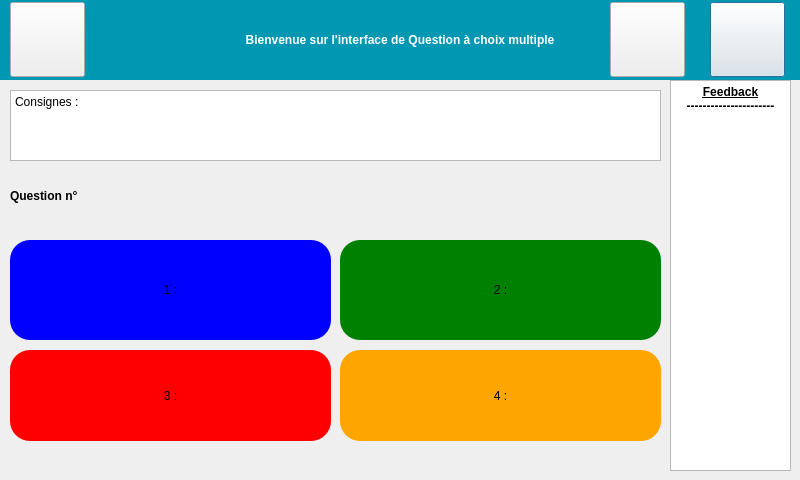
Old version of the form InterfaceEleve/interfaceqcm.ui in the repository Sam-Depardieu/Labo-de-langue.
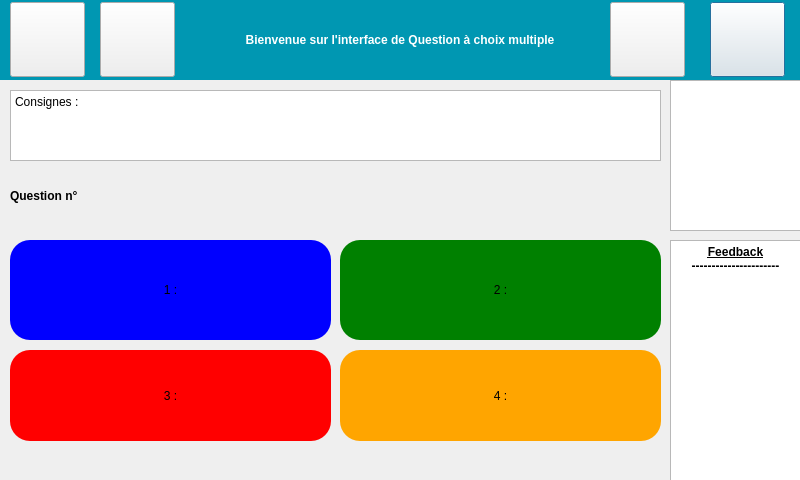
New version of the form.

What changed in the file:
```diff
--- a/InterfaceEleve/interfaceqcm.ui
+++ b/InterfaceEleve/interfaceqcm.ui
@@ -198,9 +198,9 @@
    <property name="geometry">
     <rect>
      <x>670</x>
-     <y>80</y>
-     <width>121</width>
-     <height>391</height>
+     <y>240</y>
+     <width>131</width>
+     <height>241</height>
     </rect>
    </property>
    <property name="html">
@@ -216,6 +216,42 @@
 &lt;p style=&quot;-qt-paragraph-type:empty; margin-top:0px; margin-bottom:0px; margin-left:0px; margin-right:0px; -qt-block-indent:0; text-indent:0px; font-weight:700;&quot;&gt;&lt;br /&gt;&lt;/p&gt;&lt;/body&gt;&lt;/html&gt;</string>
    </property>
   </widget>
+  <widget class="QPushButton" name="pushButtonSoumettre">
+   <property name="geometry">
+    <rect>
+     <x>100</x>
+     <y>2</y>
+     <width>75</width>
+     <height>75</height>
+    </rect>
+   </property>
+   <property name="styleSheet">
+    <string notr="true"/>
+   </property>
+   <property name="text">
+    <string/>
+   </property>
+  </widget>
+  <widget class="QTextEdit" name="textEditAffichageQuestion">
+   <property name="geometry">
+    <rect>
+     <x>670</x>
+     <y>80</y>
+     <width>131</width>
+     <height>151</height>
+    </rect>
+   </property>
+   <property name="html">
+    <string>&lt;!DOCTYPE HTML PUBLIC &quot;-//W3C//DTD HTML 4.0//EN&quot; &quot;http://www.w3.org/TR/REC-html40/strict.dtd&quot;&gt;
+&lt;html&gt;&lt;head&gt;&lt;meta name=&quot;qrichtext&quot; content=&quot;1&quot; /&gt;&lt;meta charset=&quot;utf-8&quot; /&gt;&lt;style type=&quot;text/css&quot;&gt;
+p, li { white-space: pre-wrap; }
+hr { height: 1px; border-width: 0; }
+li.unchecked::marker { content: &quot;\2610&quot;; }
+li.checked::marker { content: &quot;\2612&quot;; }
+&lt;/style&gt;&lt;/head&gt;&lt;body style=&quot; font-family:'Segoe UI'; font-size:9pt; font-weight:400; font-style:normal;&quot;&gt;
+&lt;p style=&quot;-qt-paragraph-type:empty; margin-top:0px; margin-bottom:0px; margin-left:0px; margin-right:0px; -qt-block-indent:0; text-indent:0px;&quot;&gt;&lt;br /&gt;&lt;/p&gt;&lt;/body&gt;&lt;/html&gt;</string>
+   </property>
+  </widget>
   <zorder>pushButton</zorder>
   <zorder>pushButtonQuestionSuivante</zorder>
   <zorder>pushButtonQuestionPrecedente</zorder>
@@ -227,6 +263,8 @@
   <zorder>pushButton3</zorder>
   <zorder>textEditConsigne</zorder>
   <zorder>textEditFeedBack</zorder>
+  <zorder>pushButtonSoumettre</zorder>
+  <zorder>textEditAffichageQuestion</zorder>
  </widget>
  <resources/>
  <connections/>
```
